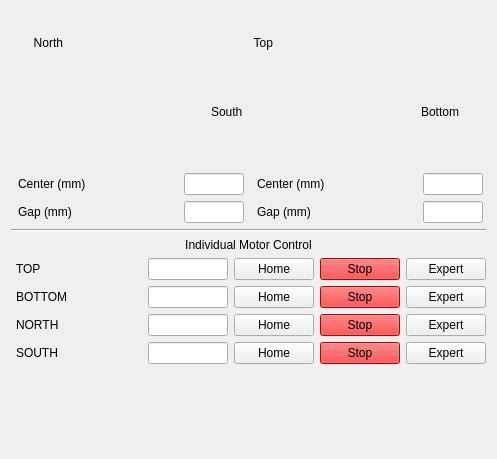
Before: the Qt Designer form pcdsdevices/ui/SmaractSlits.detailed.ui in TrumanPar/pcdsdevices, drawn with Qt 5.
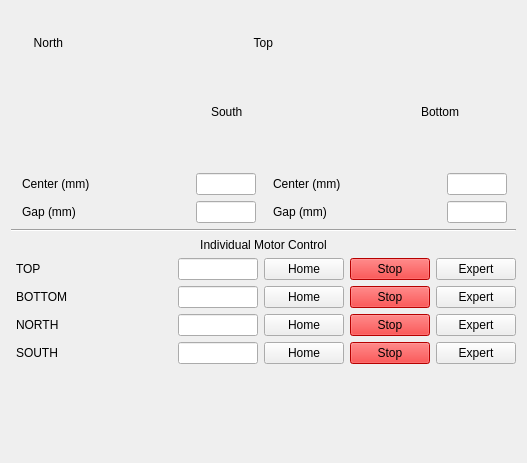
After: the same form once the commit is applied. Custom widgets are drawn as their Qt base class.

Commit message: updated ui file and adding detailed py file to link widgets, allowing macro expansion for smaracts, which do not follow a typical slits naming convention

```diff
--- a/pcdsdevices/ui/SmaractSlits.detailed.ui
+++ b/pcdsdevices/ui/SmaractSlits.detailed.ui
@@ -6,8 +6,8 @@
    <rect>
     <x>0</x>
     <y>0</y>
-    <width>497</width>
-    <height>459</height>
+    <width>527</width>
+    <height>463</height>
    </rect>
   </property>
   <property name="sizePolicy">
@@ -1267,7 +1267,10 @@
       </widget>
      </item>
      <item row="0" column="4">
-      <widget class="PyDMLineEdit" name="PyDMLineEdit">
+      <widget class="PyDMLineEdit" name="TOP_VAL">
+       <property name="enabled">
+        <bool>true</bool>
+       </property>
        <property name="sizePolicy">
         <sizepolicy hsizetype="Minimum" vsizetype="Fixed">
          <horstretch>0</horstretch>
```
Left out of the diff: 126 changed lines with no effect on the pictures. The commit also changes 1 other file.
